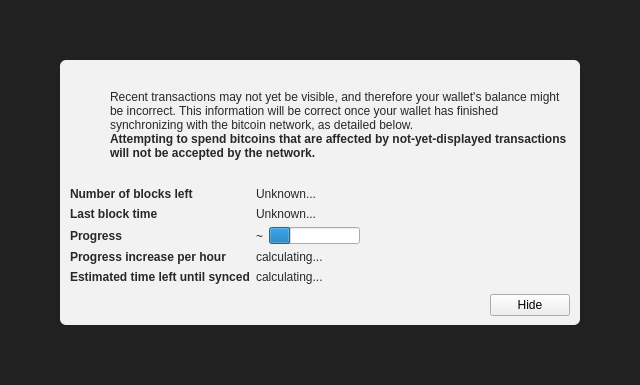
Above: src/qt/forms/modaloverlay.ui from yentencoin/yenten before the change. Below: the same form after it.
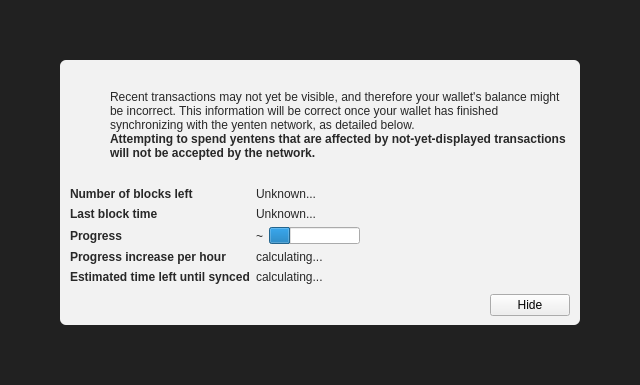
That is the form after the change. Icons and pictures are not drawn. Custom widgets are drawn as their Qt base class.

Patch:
```diff
--- a/src/qt/forms/modaloverlay.ui
+++ b/src/qt/forms/modaloverlay.ui
@@ -130,7 +130,7 @@
              <item>
               <widget class="QLabel" name="infoText">
                <property name="text">
-                <string>Recent transactions may not yet be visible, and therefore your wallet's balance might be incorrect. This information will be correct once your wallet has finished synchronizing with the bitcoin network, as detailed below.</string>
+                <string>Recent transactions may not yet be visible, and therefore your wallet's balance might be incorrect. This information will be correct once your wallet has finished synchronizing with the yenten network, as detailed below.</string>
                </property>
                <property name="textFormat">
                 <enum>Qt::RichText</enum>
@@ -149,7 +149,7 @@
                 </font>
                </property>
                <property name="text">
-                <string>Attempting to spend bitcoins that are affected by not-yet-displayed transactions will not be accepted by the network.</string>
+                <string>Attempting to spend yentens that are affected by not-yet-displayed transactions will not be accepted by the network.</string>
                </property>
                <property name="textFormat">
                 <enum>Qt::RichText</enum>
```
